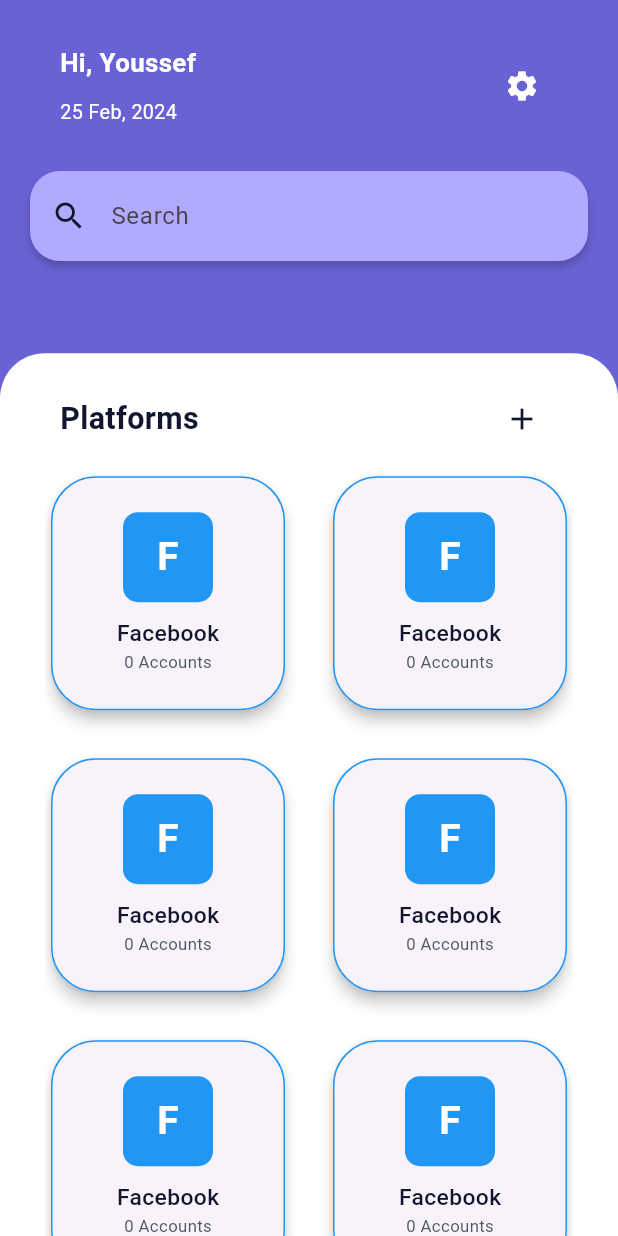
After one commit to ahmed-taha1/Holdy-front-end, a Flutter app: the PlatformsViewBody screen opened by its route, on a phone screen of 412 x 824 dp. The commit adds this screen. Run offline on Flutter 3.47's test engine with Material 3 defaults, Android fonts, the phone set to English and light mode, and no system bars; our stand-ins replace flutter_screenutil, flutter_svg, go_router.

Commit message:
Added platforms_view UI.

```diff
--- a/lib/core/routing/app_router.dart
+++ b/lib/core/routing/app_router.dart
@@ -2,6 +2,7 @@
 import 'package:accounts_protector/features/authentication/ui/views/otp_validation_view.dart';
 import 'package:accounts_protector/features/authentication/ui/views/register_view.dart';
 import 'package:accounts_protector/features/authentication/ui/views/reset_password_view.dart';
+import 'package:accounts_protector/features/platforms/ui/widgets/platforms_view_body.dart';
 import 'package:go_router/go_router.dart';
 import '../../features/authentication/ui/views/forgot_password_view.dart';
 import '../../features/home/ui/views/home_view.dart';
@@ -13,6 +14,7 @@
   static const kRegisterView = '/registerView';
   static const kOtpValidationView = '/otpValidationView';
   static const kResetPasswordView = '/ResetPasswordView';
+  static const kPlatformsView = '/Platforms';
 
   static final GoRouter router = GoRouter(
     routes: <RouteBase>[
@@ -28,6 +30,7 @@
       ),
       GoRoute(path: kOtpValidationView, builder: (context, state) => const OtpValidationView()),
       GoRoute(path: kResetPasswordView, builder: (context, state) => const ResetPasswordView()),
+      GoRoute(path: kPlatformsView, builder: (context, state) => const PlatformsViewBody()),
     ],
     initialLocation: kLoginView,
   );
--- a/lib/core/theming/styles.dart
+++ b/lib/core/theming/styles.dart
@@ -10,10 +10,16 @@
     color: AppColors.blackPurple,
   );
 
-  static TextStyle font15DarkGreySemiBold = TextStyle(
-    fontSize: 15.sp,
-    fontWeight: FontWeightHelper.semiBold,
-    color: AppColors.darkGrey,
+  static TextStyle font20BlackPurpleBold = TextStyle(
+    fontSize: 20.sp,
+    fontWeight: FontWeight.bold,
+    color: AppColors.blackPurple,
+  );
+
+  static TextStyle font20WhiteBold = TextStyle(
+    fontSize: 20.sp,
+    fontWeight: FontWeight.bold,
+    color: AppColors.white,
   );
 
   static TextStyle font17BlackPurpleBold = TextStyle(
@@ -28,10 +34,22 @@
     color: AppColors.white,
   );
 
-  static TextStyle font11LightGreyBold = TextStyle(
-    fontSize: 11.sp,
-    fontWeight: FontWeight.bold,
-    color: AppColors.lightGrey,
+  static TextStyle font15DarkGreySemiBold = TextStyle(
+    fontSize: 15.sp,
+    fontWeight: FontWeightHelper.semiBold,
+    color: AppColors.darkGrey,
+  );
+
+  static TextStyle font15BlackPurpleMedium = TextStyle(
+    fontSize: 15.sp,
+    fontWeight: FontWeightHelper.medium,
+    color: AppColors.blackPurple,
+  );
+
+  static TextStyle font15BlackPurpleSemiBold = TextStyle(
+    fontSize: 15.sp,
+    fontWeight: FontWeightHelper.semiBold,
+    color: AppColors.blackPurple,
   );
 
   static TextStyle font14SemiLightBlueBold = TextStyle(
@@ -39,4 +57,29 @@
     fontWeight: FontWeight.bold,
     color: AppColors.lightBlue,
   );
+
+  static TextStyle font13WhiteRegular = TextStyle(
+    fontSize: 13.sp,
+    fontWeight: FontWeightHelper.regular,
+    color: AppColors.white,
+  );
+
+  static TextStyle font11LightGreyBold = TextStyle(
+    fontSize: 11.sp,
+    fontWeight: FontWeight.bold,
+    color: AppColors.lightGrey,
+  );
+
+  static TextStyle font11DarkGreyRegular = TextStyle(
+    fontSize: 11.sp,
+    fontWeight: FontWeightHelper.regular,
+    color: AppColors.darkGrey,
+  );
+
+  static TextStyle font11WhiteSemiBold = TextStyle(
+    fontSize: 11.sp,
+    fontWeight: FontWeightHelper.semiBold,
+    color: AppColors.white,
+  );
+
 }
--- /dev/null
+++ b/lib/features/platforms/ui/views/platforms_view.dart
@@ -0,0 +1,11 @@
+import 'package:accounts_protector/features/platforms/ui/widgets/platforms_view_body.dart';
+import 'package:flutter/material.dart';
+
+class PlatformsView extends StatelessWidget {
+  const PlatformsView({super.key});
+
+  @override
+  Widget build(BuildContext context) {
+    return const PlatformsViewBody();
+  }
+}
--- /dev/null
+++ b/lib/features/platforms/ui/widgets/bottom_part.dart
@@ -0,0 +1,56 @@
+import 'package:accounts_protector/features/platforms/ui/widgets/platforms_grid_view.dart';
+import 'package:flutter/material.dart';
+
+import '../../../../core/theming/app_colors.dart';
+import '../../../../core/theming/styles.dart';
+
+class BottomPart extends StatelessWidget {
+  const BottomPart({
+    super.key,
+  });
+
+  @override
+  Widget build(BuildContext context) {
+    return Expanded(
+      flex: 5,
+      child: Container(
+        decoration: const BoxDecoration(
+            color: Colors.white,
+            borderRadius: BorderRadius.only(
+                topLeft: Radius.circular(30), topRight: Radius.circular(30))),
+        width: MediaQuery.of(context).size.width,
+        child: Column(
+          children: [
+            Padding(
+              padding: const EdgeInsets.only(top: 20, left: 40, right: 40),
+              child: Row(
+                mainAxisAlignment: MainAxisAlignment.spaceBetween,
+                children: [
+                  Column(
+                    crossAxisAlignment: CrossAxisAlignment.start,
+                    children: [
+                      Text("Platforms",
+                          style: TextStyles.font20BlackPurpleBold),
+                    ],
+                  ),
+                  IconButton(
+                      onPressed: () {
+                        print("add clicked");
+                      },
+                      icon: const Icon(
+                        Icons.add,
+                        color: AppColors.blackPurple,
+                      ))
+                ],
+              ),
+            ),
+            const SizedBox(
+              height: 10,
+            ),
+            const PlatformsGridView(),
+          ],
+        ),
+      ),
+    );
+  }
+}
--- /dev/null
+++ b/lib/features/platforms/ui/widgets/platforms_grid_item.dart
@@ -0,0 +1,57 @@
+import 'package:flutter/material.dart';
+
+import '../../../../core/theming/styles.dart';
+
+class PlatformsGridItem extends StatelessWidget {
+  PlatformsGridItem(
+      {super.key, required this.cardClick, required this.platformName}) {
+    platformInitial = platformName[0];
+    // color = Color.fromARGB(255, Random().nextInt(255), Random().nextInt(255), Random().nextInt(255));
+    color = Colors.blue;
+  }
+
+  final VoidCallback cardClick;
+  final String platformName;
+  late final String platformInitial;
+  late final Color color;
+
+  @override
+  Widget build(BuildContext context) {
+    return GestureDetector(
+      onTap: cardClick,
+      child: Card(
+        elevation: 4,
+        surfaceTintColor: Colors.white,
+        shape: RoundedRectangleBorder(
+            side: BorderSide(color: color),
+            borderRadius: const BorderRadius.all(Radius.circular(30))),
+        child: Padding(
+          padding: const EdgeInsets.all(14),
+          child: Column(
+            mainAxisAlignment: MainAxisAlignment.center,
+            children: [
+              Container(
+                  alignment: Alignment.center,
+                  width: 60,
+                  height: 60,
+                  decoration: BoxDecoration(
+                      color: color,
+                      borderRadius:
+                          const BorderRadius.all(Radius.circular(10))),
+                  child: Text(platformInitial,
+                      style: const TextStyle(
+                          color: Colors.white,
+                          fontSize: 26,
+                          fontWeight: FontWeight.bold))),
+              const SizedBox(
+                height: 10,
+              ),
+              Text(platformName, style: TextStyles.font15BlackPurpleMedium),
+              Text("0 Accounts", style: TextStyles.font11DarkGreyRegular),
+            ],
+          ),
+        ),
+      ),
+    );
+  }
+}
--- /dev/null
+++ b/lib/features/platforms/ui/widgets/platforms_grid_view.dart
@@ -0,0 +1,30 @@
+import 'package:accounts_protector/features/platforms/ui/widgets/platforms_grid_item.dart';
+import 'package:flutter/material.dart';
+
+class PlatformsGridView extends StatelessWidget {
+  const PlatformsGridView({
+    super.key,
+  });
+
+  @override
+  Widget build(BuildContext context) {
+    return Expanded(
+      child: Padding(
+        padding: const EdgeInsets.only(left: 30, right: 30),
+        child: GridView.count(
+          crossAxisSpacing: 24,
+          mainAxisSpacing: 24,
+          shrinkWrap: true,
+          crossAxisCount: 2,
+          children: List.generate(11, (index) {
+            return PlatformsGridItem(
+                platformName: "Facebook",
+                cardClick: () {
+                  print("item $index clicked");
+                });
+          }),
+        ),
+      ),
+    );
+  }
+}
--- /dev/null
+++ b/lib/features/platforms/ui/widgets/platforms_view_body.dart
@@ -0,0 +1,45 @@
+import 'package:accounts_protector/core/theming/app_colors.dart';
+import 'package:accounts_protector/features/platforms/ui/widgets/top_part.dart';
+import 'package:flutter/material.dart';
+import 'package:flutter/services.dart';
+
+import 'bottom_part.dart';
+
+class PlatformsViewBody extends StatelessWidget {
+  const PlatformsViewBody({super.key});
+
+  @override
+  Widget build(BuildContext context) {
+    return const AnnotatedRegion(
+      value: SystemUiOverlayStyle(statusBarColor: AppColors.purple),
+      child: Scaffold(
+        resizeToAvoidBottomInset: false,
+        backgroundColor: Colors.deepPurple,
+        body: SafeArea(
+          child: PlatformsPageContainer(),
+        ),
+      ),
+    );
+  }
+}
+
+class PlatformsPageContainer extends StatelessWidget {
+  const PlatformsPageContainer({
+    super.key,
+  });
+
+  @override
+  Widget build(BuildContext context) {
+    return Container(
+      color: AppColors.purple,
+      child: Column(
+        children: [
+          TopPart(
+            username: "Youssef",
+          ),
+          BottomPart()
+        ],
+      ),
+    );
+  }
+}
--- /dev/null
+++ b/lib/features/platforms/ui/widgets/search_input.dart
@@ -0,0 +1,41 @@
+import 'package:flutter/material.dart';
+
+import '../../../../core/theming/app_colors.dart';
+
+class SearchInput extends StatelessWidget {
+  const SearchInput({
+    super.key,
+  });
+
+  @override
+  Widget build(BuildContext context) {
+    return Padding(
+      padding: const EdgeInsets.only(left: 20, right: 20, bottom: 10, top: 10),
+      child: Container(
+        decoration: BoxDecoration(
+            boxShadow: [
+              BoxShadow(
+                color: Colors.black.withOpacity(0.2),
+                spreadRadius: 0,
+                blurRadius: 4,
+                offset: const Offset(0, 4), // changes position of shadow
+              ),
+            ],
+            borderRadius: const BorderRadius.all(Radius.circular(20)),
+            color: const Color.fromARGB(255, 176, 171, 255)),
+        child: Padding(
+          padding: const EdgeInsets.all(6).add(const EdgeInsets.only(left: 8)),
+          child: const TextField(
+            decoration: InputDecoration(
+                border: InputBorder.none,
+                hintText: "Search",
+                icon: Icon(
+                  Icons.search,
+                  color: AppColors.blackPurple,
+                )),
+          ),
+        ),
+      ),
+    );
+  }
+}
--- /dev/null
+++ b/lib/features/platforms/ui/widgets/top_part.dart
@@ -0,0 +1,70 @@
+import 'package:accounts_protector/features/platforms/ui/widgets/search_input.dart';
+import 'package:flutter/material.dart';
+
+import '../../../../core/theming/styles.dart';
+
+class TopPart extends StatelessWidget {
+  TopPart({
+    super.key,
+    required this.username,
+  }) {
+    // to be moved for SRP
+    var MONTHS = [
+      "Jan",
+      "Feb",
+      "Mar",
+      "Apr",
+      "May",
+      "Jun",
+      "Jul",
+      "Aug",
+      "Sep",
+      "Oct",
+      "Nov",
+      "Dec"
+    ];
+    DateTime now = DateTime.now();
+    date = "${now.day} ${MONTHS[now.month - 1]}, ${now.year}";
+  }
+
+  final String username;
+  late final String date;
+
+  @override
+  Widget build(BuildContext context) {
+    return Expanded(
+        flex: 2,
+        child: Column(
+          children: [
+            Padding(
+              padding: const EdgeInsets.only(
+                  top: 30, bottom: 20, left: 40, right: 40),
+              child: Row(
+                mainAxisAlignment: MainAxisAlignment.spaceBetween,
+                children: [
+                  Column(
+                    crossAxisAlignment: CrossAxisAlignment.start,
+                    children: [
+                      Text("Hi, $username", style: TextStyles.font17WhiteBold),
+                      const SizedBox(
+                        height: 10,
+                      ),
+                      Text(date, style: TextStyles.font13WhiteRegular)
+                    ],
+                  ),
+                  IconButton(
+                      onPressed: () {
+                        print("settings clicked");
+                      },
+                      icon: const Icon(
+                        Icons.settings,
+                        color: Colors.white,
+                      ))
+                ],
+              ),
+            ),
+            const SearchInput()
+          ],
+        ));
+  }
+}
```
